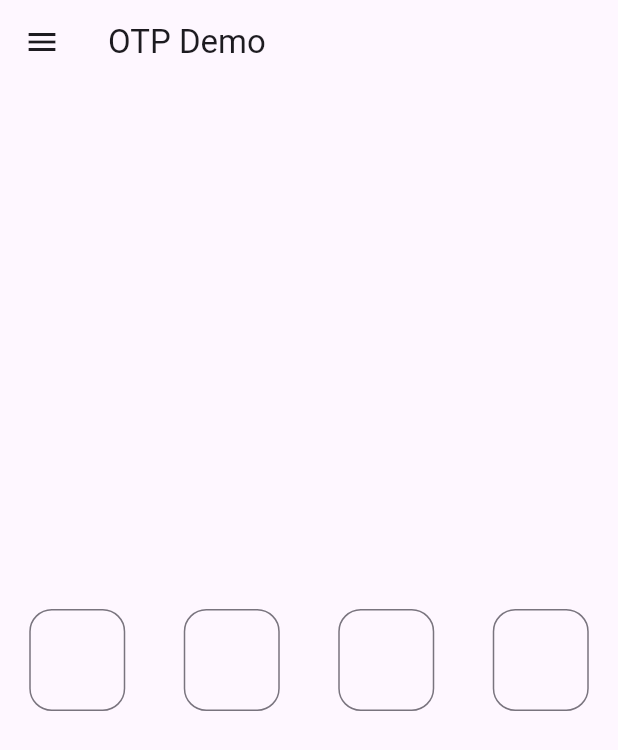
After one commit to sssloba/flutter-widgets-demo, a Flutter app: the OtpDemo screen opened directly, on a phone screen of 412 x 824 dp. The commit adds this screen. Shown: the top 750 px of the screen. Run offline on Flutter 3.47's test engine with Material 3 defaults, Android fonts, the phone set to English and light mode, and no system bars.

Commit message:
otp-demo

```diff
--- a/lib/screen_exports.dart
+++ b/lib/screen_exports.dart
@@ -13,6 +13,7 @@ export 'package:flutter_widgets_demo/screens/paginated_infinite_list_view.dart';
 export 'package:flutter_widgets_demo/screens/physical_model_demo.dart';
 export 'package:flutter_widgets_demo/screens/draggables.dart';
 export 'package:flutter_widgets_demo/screens/home_page.dart';
+export 'package:flutter_widgets_demo/screens/otp_demo.dart';
 export 'package:flutter_widgets_demo/screens/reorderables.dart';
 export 'package:flutter_widgets_demo/screens/resizable_gesture_container.dart';
 export 'package:flutter_widgets_demo/screens/slivers.dart';
--- /dev/null
+++ b/lib/screens/otp_demo.dart
@@ -0,0 +1,129 @@
+import 'package:flutter/material.dart';
+import 'package:flutter/services.dart';
+import 'package:flutter_widgets_demo/widgets/app_drawer.dart';
+
+class OtpDemo extends StatelessWidget {
+  const OtpDemo({super.key});
+
+  @override
+  Widget build(BuildContext context) {
+    return Scaffold(
+      appBar: AppBar(
+        title: const Text('OTP Demo'),
+      ),
+      drawer: const AppDrawer(),
+      body: Form(
+          child: Center(
+        child: Row(
+          mainAxisAlignment: MainAxisAlignment.spaceAround,
+          children: [
+            SizedBox(
+              height: 68,
+              width: 64,
+              child: TextFormField(
+                onChanged: (value) {
+                  if (value.length == 1) {
+                    FocusScope.of(context).nextFocus();
+                  }
+                },
+                onSaved: (pin1) {},
+                decoration: const InputDecoration(
+                  border: OutlineInputBorder(
+                    borderRadius: BorderRadius.all(
+                      Radius.circular(15.0),
+                    ),
+                  ),
+                ),
+                style: Theme.of(context).textTheme.headlineLarge,
+                textAlign: TextAlign.center,
+                keyboardType: TextInputType.number,
+                inputFormatters: [
+                  LengthLimitingTextInputFormatter(1),
+                  FilteringTextInputFormatter.digitsOnly,
+                ],
+              ),
+            ),
+            SizedBox(
+              height: 68,
+              width: 64,
+              child: TextFormField(
+                onChanged: (value) {
+                  if (value.length == 1) {
+                    FocusScope.of(context).nextFocus();
+                  }
+                },
+                onSaved: (pin2) {},
+                decoration: const InputDecoration(
+                  border: OutlineInputBorder(
+                    borderRadius: BorderRadius.all(
+                      Radius.circular(15.0),
+                    ),
+                  ),
+                ),
+                style: Theme.of(context).textTheme.headlineLarge,
+                textAlign: TextAlign.center,
+                keyboardType: TextInputType.number,
+                inputFormatters: [
+                  LengthLimitingTextInputFormatter(1),
+                  FilteringTextInputFormatter.digitsOnly,
+                ],
+              ),
+            ),
+            SizedBox(
+              height: 68,
+              width: 64,
+              child: TextFormField(
+                onChanged: (value) {
+                  if (value.length == 1) {
+                    FocusScope.of(context).nextFocus();
+                  }
+                },
+                onSaved: (pin3) {},
+                decoration: const InputDecoration(
+                  border: OutlineInputBorder(
+                    borderRadius: BorderRadius.all(
+                      Radius.circular(15.0),
+                    ),
+                  ),
+                ),
+                style: Theme.of(context).textTheme.headlineLarge,
+                textAlign: TextAlign.center,
+                keyboardType: TextInputType.number,
+                inputFormatters: [
+                  LengthLimitingTextInputFormatter(1),
+                  FilteringTextInputFormatter.digitsOnly,
+                ],
+              ),
+            ),
+            SizedBox(
+              height: 68,
+              width: 64,
+              child: TextFormField(
+                onChanged: (value) {
+                  if (value.length == 1) {
+                    FocusScope.of(context).nextFocus();
+                  }
+                },
+                onSaved: (pin4) {},
+                decoration: const InputDecoration(
+                  border: OutlineInputBorder(
+                    borderRadius: BorderRadius.all(
+                      Radius.circular(15.0),
+                    ),
+                  ),
+                ),
+                style: Theme.of(context).textTheme.headlineLarge,
+                textAlign: TextAlign.center,
+                keyboardType: TextInputType.number,
+                inputFormatters: [
+                  LengthLimitingTextInputFormatter(1),
+                  FilteringTextInputFormatter.digitsOnly,
+                ],
+              ),
+            ),
+          ],
+        ),
+      )),
+    );
+  }
+}
--- a/lib/widgets/app_drawer.dart
+++ b/lib/widgets/app_drawer.dart
@@ -32,6 +32,7 @@ class AppDrawer extends StatelessWidget {
               'Resizable Gesture Container', ResizableGestureContainer()),
           DrawerTile('Autocomplete Demo', AutocompleteDemo()),
           DrawerTile('Badge Demo', BadgeDemo()),
+          DrawerTile('OTP Demo', OtpDemo()),
         ],
       ),
     );
```
